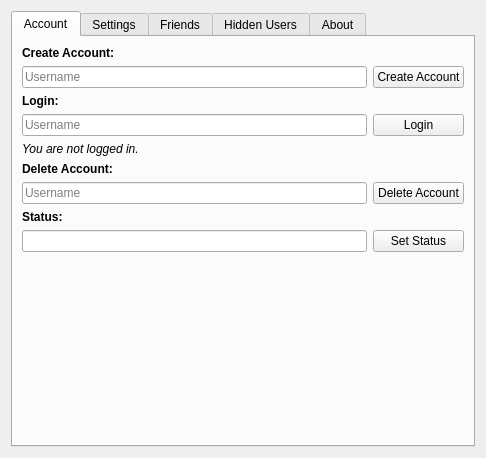
The window that designer/setup.ui (ThoreBor/Anki_Leaderboard) describes before a commit, drawn with Qt 5.
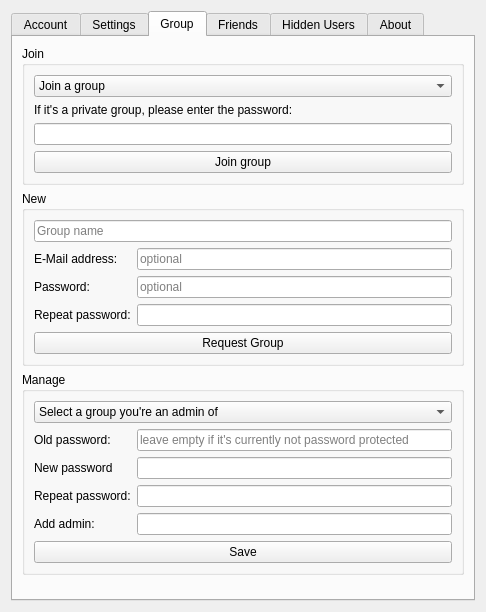
The same window after the commit. The open tabs and pages were chosen to show the change. Icons and pictures are not drawn.

Commit message: add password protected groups + ban users from group

Diff of the .ui file:
```diff
--- a/designer/setup.ui
+++ b/designer/setup.ui
@@ -7,7 +7,7 @@
     <x>0</x>
     <y>0</y>
     <width>486</width>
-    <height>458</height>
+    <height>612</height>
    </rect>
   </property>
   <property name="sizePolicy">
@@ -26,8 +26,8 @@
   <property name="locale">
    <locale language="English" country="UnitedStates"/>
   </property>
-  <layout class="QHBoxLayout" name="horizontalLayout_3">
-   <item>
+  <layout class="QGridLayout" name="gridLayout_6">
+   <item row="0" column="0">
     <widget class="QTabWidget" name="tabWidget">
      <property name="sizePolicy">
       <sizepolicy hsizetype="MinimumExpanding" vsizetype="MinimumExpanding">
@@ -341,17 +341,7 @@
            </item>
           </layout>
          </item>
-         <item row="2" column="2">
-          <widget class="QLineEdit" name="newGroup"/>
-         </item>
-         <item row="2" column="0" colspan="2">
-          <widget class="QLabel" name="Group_Label">
-           <property name="text">
-            <string>Request a new group:</string>
-           </property>
-          </widget>
-         </item>
-         <item row="1" column="0" colspan="4">
+         <item row="0" column="0" colspan="2">
           <widget class="QComboBox" name="country">
            <item>
             <property name="text">
@@ -360,31 +350,6 @@
            </item>
           </widget>
          </item>
-         <item row="0" column="0" colspan="4">
-          <widget class="QComboBox" name="subject">
-           <item>
-            <property name="text">
-             <string>Join a group</string>
-            </property>
-           </item>
-          </widget>
-         </item>
-         <item row="2" column="3">
-          <widget class="QPushButton" name="add_newGroup">
-           <property name="text">
-            <string>Request Group</string>
-           </property>
-           <property name="checkable">
-            <bool>false</bool>
-           </property>
-           <property name="checked">
-            <bool>false</bool>
-           </property>
-           <property name="autoDefault">
-            <bool>false</bool>
-           </property>
-          </widget>
-         </item>
         </layout>
        </item>
        <item>
@@ -475,6 +440,264 @@
        </item>
       </layout>
      </widget>
+     <widget class="QWidget" name="tabGroup">
+      <attribute name="title">
+       <string>Group</string>
+      </attribute>
+      <layout class="QVBoxLayout" name="verticalLayout_10">
+       <item>
+        <widget class="QGroupBox" name="groupBox_2">
+         <property name="title">
+          <string>Join</string>
+         </property>
+         <layout class="QVBoxLayout" name="verticalLayout_7">
+          <item>
+           <layout class="QVBoxLayout" name="verticalLayout_5">
+            <item>
+             <widget class="QComboBox" name="subject">
+              <item>
+               <property name="text">
+                <string>Join a group</string>
+               </property>
+              </item>
+             </widget>
+            </item>
+            <item>
+             <widget class="QLabel" name="join_pwd_label">
+              <property name="text">
+               <string>If it's a private group, please enter the password:</string>
+              </property>
+             </widget>
+            </item>
+            <item>
+             <widget class="QLineEdit" name="joinPwd">
+              <property name="echoMode">
+               <enum>QLineEdit::Password</enum>
+              </property>
+              <property name="clearButtonEnabled">
+               <bool>false</bool>
+              </property>
+             </widget>
+            </item>
+            <item>
+             <widget class="QPushButton" name="joinGroup">
+              <property name="text">
+               <string>Join group</string>
+              </property>
+              <property name="autoDefault">
+               <bool>false</bool>
+              </property>
+             </widget>
+            </item>
+           </layout>
+          </item>
+         </layout>
+        </widget>
+       </item>
+       <item>
+        <widget class="QGroupBox" name="groupBox_3">
+         <property name="title">
+          <string>New</string>
+         </property>
+         <layout class="QVBoxLayout" name="verticalLayout_8">
+          <item>
+           <layout class="QGridLayout" name="gridLayout">
+            <item row="5" column="0">
+             <widget class="QLabel" name="new_repeat_pwd_label">
+              <property name="text">
+               <string>Repeat password:</string>
+              </property>
+             </widget>
+            </item>
+            <item row="3" column="0">
+             <widget class="QLabel" name="label_2">
+              <property name="text">
+               <string>E-Mail address:</string>
+              </property>
+             </widget>
+            </item>
+            <item row="4" column="1">
+             <widget class="QLineEdit" name="newPwd">
+              <property name="echoMode">
+               <enum>QLineEdit::Password</enum>
+              </property>
+              <property name="placeholderText">
+               <string>optional</string>
+              </property>
+             </widget>
+            </item>
+            <item row="5" column="1">
+             <widget class="QLineEdit" name="newRepeat">
+              <property name="echoMode">
+               <enum>QLineEdit::Password</enum>
+              </property>
+              <property name="placeholderText">
+               <string/>
+              </property>
+             </widget>
+            </item>
+            <item row="4" column="0">
+             <widget class="QLabel" name="new_pwd_label">
+              <property name="text">
+               <string>Password:</string>
+              </property>
+             </widget>
+            </item>
+            <item row="0" column="0" rowspan="3" colspan="2">
+             <widget class="QLineEdit" name="newGroup">
+              <property name="placeholderText">
+               <string>Group name</string>
+              </property>
+             </widget>
+            </item>
+            <item row="3" column="1">
+             <widget class="QLineEdit" name="mailGroup">
+              <property name="placeholderText">
+               <string>optional</string>
+              </property>
+             </widget>
+            </item>
+            <item row="6" column="0" colspan="2">
+             <widget class="QPushButton" name="add_newGroup">
+              <property name="text">
+               <string>Request Group</string>
+              </property>
+              <property name="checkable">
+               <bool>false</bool>
+              </property>
+              <property name="checked">
+               <bool>false</bool>
+              </property>
+              <property name="autoDefault">
+               <bool>false</bool>
+              </property>
+             </widget>
+            </item>
+           </layout>
+          </item>
+         </layout>
+        </widget>
+       </item>
+       <item>
+        <widget class="QGroupBox" name="groupBox_4">
+         <property name="title">
+          <string>Manage</string>
+         </property>
+         <layout class="QVBoxLayout" name="verticalLayout_9">
+          <item>
+           <layout class="QGridLayout" name="gridLayout_4">
+            <item row="4" column="1">
+             <widget class="QLineEdit" name="manage_newRepeat">
+              <property name="text">
+               <string/>
+              </property>
+              <property name="echoMode">
+               <enum>QLineEdit::Password</enum>
+              </property>
+              <property name="placeholderText">
+               <string/>
+              </property>
+             </widget>
+            </item>
+            <item row="5" column="0">
+             <widget class="QLabel" name="addAdmin_Label">
+              <property name="text">
+               <string>Add admin:</string>
+              </property>
+             </widget>
+            </item>
+            <item row="4" column="0">
+             <widget class="QLabel" name="new_repeat_pwd_label_2">
+              <property name="text">
+               <string>Repeat password:</string>
+              </property>
+             </widget>
+            </item>
+            <item row="0" column="0" colspan="2">
+             <widget class="QComboBox" name="manageGroup">
+              <item>
+               <property name="text">
+                <string>Select a group you're an admin of</string>
+               </property>
+              </item>
+             </widget>
+            </item>
+            <item row="2" column="1">
+             <widget class="QLineEdit" name="manage_newPwd">
+              <property name="text">
+               <string/>
+              </property>
+              <property name="echoMode">
+               <enum>QLineEdit::Password</enum>
+              </property>
+              <property name="placeholderText">
+               <string/>
+              </property>
+             </widget>
+            </item>
+            <item row="1" column="0">
+             <widget class="QLabel" name="manage_old_label">
+              <property name="text">
+               <string>Old password:</string>
+              </property>
+             </widget>
+            </item>
+            <item row="2" column="0">
+             <widget class="QLabel" name="new_pwd_label_2">
+              <property name="text">
+               <string>New password</string>
+              </property>
+             </widget>
+            </item>
+            <item row="1" column="1">
+             <widget class="QLineEdit" name="oldPwd">
+              <property name="text">
+               <string/>
+              </property>
+              <property name="echoMode">
+               <enum>QLineEdit::Password</enum>
+              </property>
+              <property name="placeholderText">
+               <string>leave empty if it's currently not password protected</string>
+              </property>
+             </widget>
+            </item>
+            <item row="6" column="0" colspan="2">
+             <widget class="QPushButton" name="manageSave">
+              <property name="text">
+               <string>Save</string>
+              </property>
+              <property name="autoDefault">
+               <bool>false</bool>
+              </property>
+             </widget>
+            </item>
+            <item row="5" column="1">
+             <widget class="QLineEdit" name="newAdmin"/>
+            </item>
+           </layout>
+          </item>
+         </layout>
+        </widget>
+       </item>
+       <item>
+        <spacer name="verticalSpacer_4">
+         <property name="orientation">
+          <enum>Qt::Vertical</enum>
+         </property>
+         <property name="sizeType">
+          <enum>QSizePolicy::MinimumExpanding</enum>
+         </property>
+         <property name="sizeHint" stdset="0">
+          <size>
+           <width>20</width>
+           <height>0</height>
+          </size>
+         </property>
+        </spacer>
+       </item>
+      </layout>
+     </widget>
      <widget class="QWidget" name="tabFriends">
       <attribute name="title">
        <string>Friends</string>
```
Left out of the diff: 32 changed lines with no effect on the pictures. The commit also changes 1 other file.
